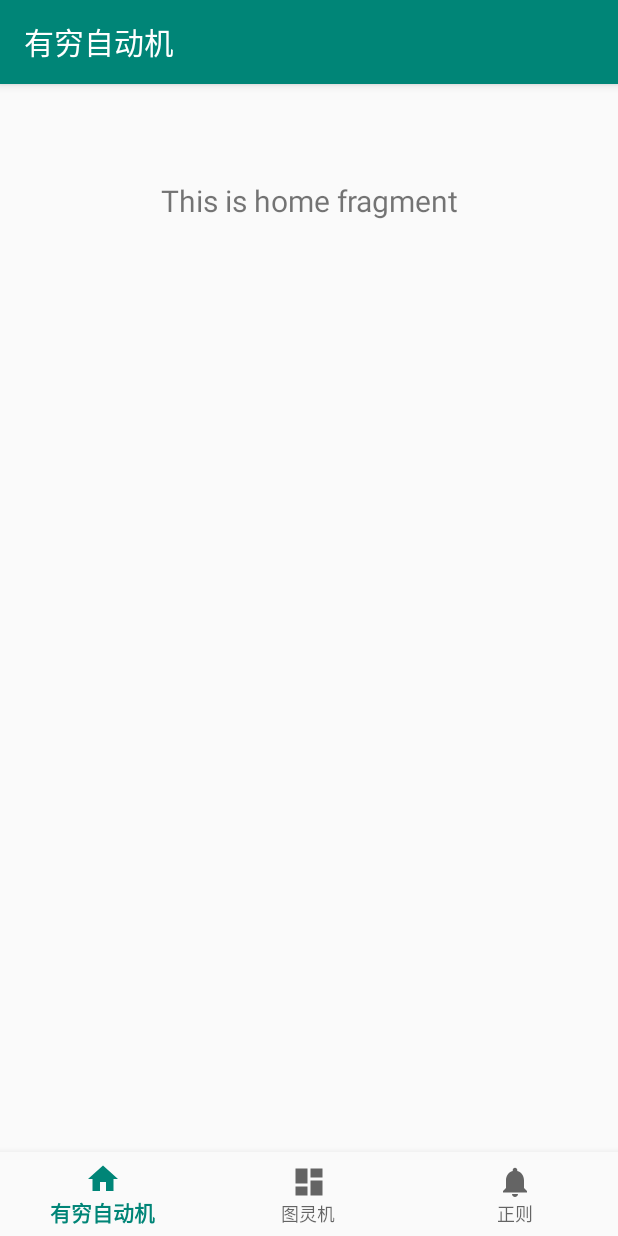
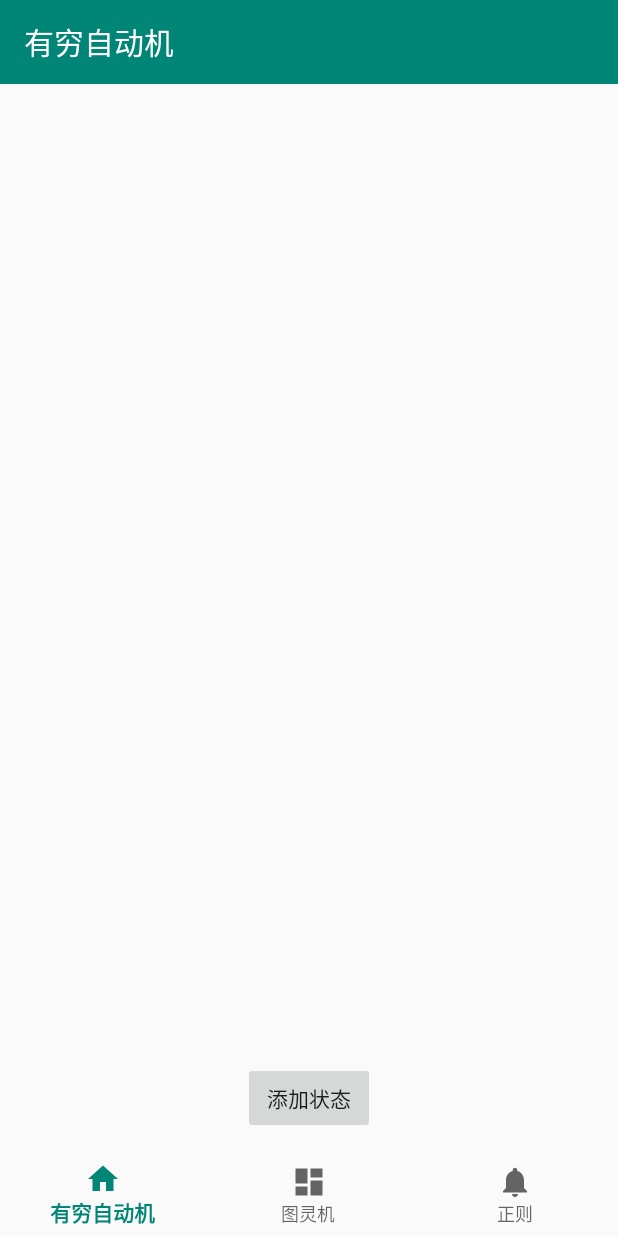
Before and after one commit to NUAAGraduationDesign-Automaton/Automaton, an Android app: the screen it shows after launch (NaviActivity), on a phone screen of 412 x 824 dp. Run offline under Robolectric (Android 15) with nearby library versions, the phone set to English and light mode, and no system bars; our stand-ins replace navigation-ui.

Commit message:
feat: support add states circle in canvas

```diff
--- a/app/src/main/AndroidManifest.xml
+++ b/app/src/main/AndroidManifest.xml
@@ -10,6 +10,7 @@
         android:roundIcon="@mipmap/ic_launcher_round"
         android:supportsRtl="true"
         android:theme="@style/AppTheme"
+        android:hardwareAccelerated="false"
         tools:ignore="AllowBackup,GoogleAppIndexingWarning">
         <activity
             android:name=".NaviActivity"
--- /dev/null
+++ b/app/src/main/java/com/example/automaton/ui/base/CanvasView.java
@@ -0,0 +1,64 @@
+package com.example.automaton.ui.base;
+
+import android.content.Context;
+import android.graphics.Canvas;
+import android.graphics.Color;
+import android.graphics.Paint;
+import android.util.AttributeSet;
+import android.view.View;
+import android.view.WindowManager;
+
+import com.example.automaton.model.StateCircle;
+
+import java.util.ArrayList;
+
+public class CanvasView extends View {
+    static int CIRCLE_RADIUS = 30;
+    static int CIRCLE_MARGIN = 20;
+    private Paint mPaint;
+    private static Canvas mCanvas;
+    private int MAX_XAXIS = this.getResources().getDisplayMetrics().widthPixels;
+    private int MAX_YAXIS = 400;
+    private int max_x = CIRCLE_MARGIN + CIRCLE_RADIUS;
+    private int max_y = CIRCLE_MARGIN + CIRCLE_RADIUS;
+
+    Context context;
+    private ArrayList<StateCircle> stateCircles = new ArrayList<>();
+
+    public CanvasView(Context context, AttributeSet attrs) {
+        super(context, attrs);
+        this.context = context;
+        mPaint = new Paint();
+        mPaint.setAntiAlias(true);
+        mPaint.setColor(Color.BLACK);
+        mPaint.setStyle(Paint.Style.STROKE);
+        mPaint.setStrokeWidth(3);
+    }
+
+    @Override
+    protected void onDraw(Canvas canvas) {
+        mCanvas = canvas;
+        super.onDraw(canvas);
+        for (StateCircle stateCircle : stateCircles) {
+            canvas.drawCircle(stateCircle.xPosition, stateCircle.yPosition, stateCircle.radius, mPaint);
+        }
+    }
+
+    @Override
+    protected void onSizeChanged(int w, int h, int oldw, int oldh) {
+        super.onSizeChanged(w, h, oldw, oldh);
+    }
+
+    public void drawStatesCircle(int count) {
+        for (int i = 0; i < count; i++) {
+            if (max_x + CIRCLE_RADIUS * 3 + CIRCLE_MARGIN > MAX_XAXIS) {
+                max_x = CIRCLE_MARGIN + CIRCLE_RADIUS;
+                max_y += CIRCLE_RADIUS * 2 + CIRCLE_MARGIN;
+            } else {
+                max_x += CIRCLE_RADIUS * 2 + CIRCLE_MARGIN;
+            }
+            stateCircles.add(new StateCircle(max_x, max_y, CIRCLE_RADIUS));
+        }
+        invalidate();
+    }
+}
--- a/app/src/main/java/com/example/automaton/ui/fsa/FSAFragment.java
+++ b/app/src/main/java/com/example/automaton/ui/fsa/FSAFragment.java
@@ -4,32 +4,28 @@ import android.os.Bundle;
 import android.view.LayoutInflater;
 import android.view.View;
 import android.view.ViewGroup;
-import android.widget.TextView;
+import android.widget.Button;
 
-import androidx.annotation.Nullable;
 import androidx.annotation.NonNull;
-import androidx.fragment.app.Fragment;
-import androidx.lifecycle.Observer;
 import androidx.lifecycle.ViewModelProviders;
 
 import com.example.automaton.R;
+import com.example.automaton.ui.base.BaseFragment;
+import com.example.automaton.ui.base.CanvasView;
 
-public class FSAFragment extends Fragment {
-
+public class FSAFragment extends BaseFragment {
+    private CanvasView canvasView;
     private FSAViewModel FSAViewModel;
 
     public View onCreateView(@NonNull LayoutInflater inflater,
-                             ViewGroup container, Bundle savedInstanceState) {
+                             final ViewGroup container, Bundle savedInstanceState) {
         FSAViewModel =
                 ViewModelProviders.of(this).get(FSAViewModel.class);
         View root = inflater.inflate(R.layout.fragment_fsa, container, false);
-        final TextView textView = root.findViewById(R.id.text_fsa_title);
-        FSAViewModel.getText().observe(this, new Observer<String>() {
-            @Override
-            public void onChanged(@Nullable String s) {
-                textView.setText(s);
-            }
-        });
+        final Button addStatesBtn = root.findViewById(R.id.button_add_states);
+        canvasView = root.findViewById(R.id.canvas_view);
+        setupAddStatesBtn(addStatesBtn, canvasView);
         return root;
     }
+
 }
--- a/app/src/main/res/layout/activity_navi.xml
+++ b/app/src/main/res/layout/activity_navi.xml
@@ -25,6 +25,8 @@
         android:layout_height="match_parent"
         app:defaultNavHost="true"
         app:layout_constraintBottom_toTopOf="@id/nav_view"
+        app:layout_constraintDimensionRatio="1:1"
+        app:layout_constraintHorizontal_bias="0.0"
         app:layout_constraintLeft_toLeftOf="parent"
         app:layout_constraintRight_toRightOf="parent"
         app:layout_constraintTop_toTopOf="parent"
--- a/app/src/main/res/layout/fragment_fsa.xml
+++ b/app/src/main/res/layout/fragment_fsa.xml
@@ -4,16 +4,21 @@
     android:layout_width="match_parent"
     android:layout_height="match_parent">
 
-    <TextView
-        android:id="@+id/text_fsa_title"
+    <com.example.automaton.ui.base.CanvasView
+        android:id="@+id/canvas_view"
         android:layout_width="match_parent"
-        android:layout_height="wrap_content"
-        android:layout_marginStart="8dp"
-        android:layout_marginTop="8dp"
-        android:layout_marginEnd="8dp"
-        android:textAlignment="center"
-        android:textSize="20sp"
+        android:layout_height="400dp"
         app:layout_constraintEnd_toEndOf="parent"
         app:layout_constraintStart_toStartOf="parent"
         app:layout_constraintTop_toTopOf="parent" />
+
+    <Button
+        android:id="@+id/button_add_states"
+        android:layout_width="wrap_content"
+        android:layout_height="wrap_content"
+        android:layout_marginBottom="68dp"
+        android:text="@string/title_add_states_btn"
+        app:layout_constraintBottom_toBottomOf="parent"
+        app:layout_constraintEnd_toEndOf="parent"
+        app:layout_constraintStart_toStartOf="parent" />
 </androidx.constraintlayout.widget.ConstraintLayout>
--- a/app/src/main/res/values/strings.xml
+++ b/app/src/main/res/values/strings.xml
@@ -4,4 +4,5 @@
     <string name="title_fsa">有穷自动机</string>
     <string name="title_turing">图灵机</string>
     <string name="title_regular">正则</string>
+    <string name="title_add_states_btn">添加状态</string>
 </resources>
```
Also changed, not shown: app/src/main/java/com/example/automaton/model/StateCircle.java (added, +16 -0 lines), app/src/main/java/com/example/automaton/ui/base/BaseFragment.java (added, +48 -0 lines).
